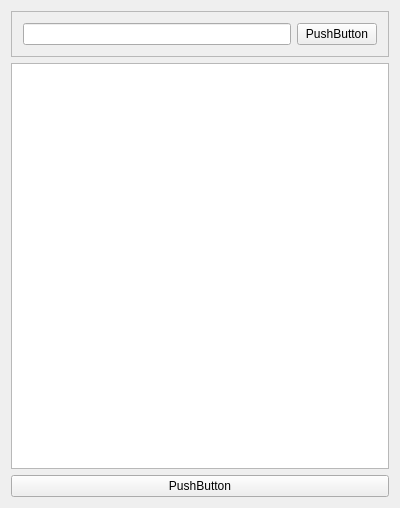
Old version of the form ui/widget.ui in the repository xibobo/ncCodeParse.
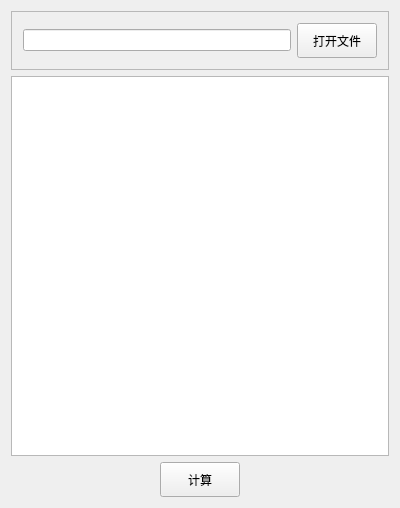
New version of the form.

```diff
--- a/ui/widget.ui
+++ b/ui/widget.ui
@@ -28,8 +28,14 @@
       </item>
       <item>
        <widget class="QPushButton" name="pushButton">
+        <property name="minimumSize">
+         <size>
+          <width>0</width>
+          <height>35</height>
+         </size>
+        </property>
         <property name="text">
-         <string>PushButton</string>
+         <string>打开文件</string>
         </property>
        </widget>
       </item>
@@ -40,11 +46,27 @@
     <widget class="QPlainTextEdit" name="plainTextEdit"/>
    </item>
    <item>
+    <layout class="QHBoxLayout" name="horizontalLayout_2">
+     <item>
     <widget class="QPushButton" name="pushButton_2">
+       <property name="sizePolicy">
+        <sizepolicy hsizetype="Fixed" vsizetype="Fixed">
+         <horstretch>0</horstretch>
+         <verstretch>0</verstretch>
+        </sizepolicy>
+       </property>
+       <property name="minimumSize">
+        <size>
+         <width>0</width>
+         <height>35</height>
+        </size>
+       </property>
      <property name="text">
-      <string>PushButton</string>
-     </property>
-    </widget>
+        <string>计算</string>
+       </property>
+      </widget>
+     </item>
+    </layout>
    </item>
   </layout>
  </widget>
```
Lines whose indentation alone changed are shown as unchanged.
